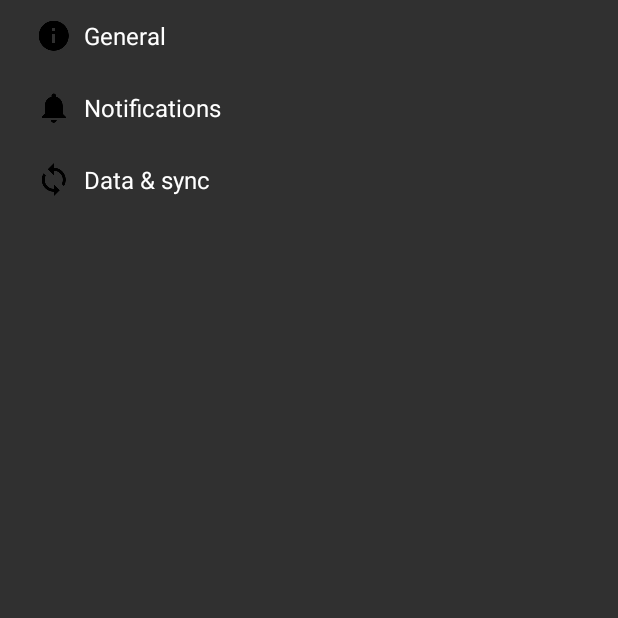
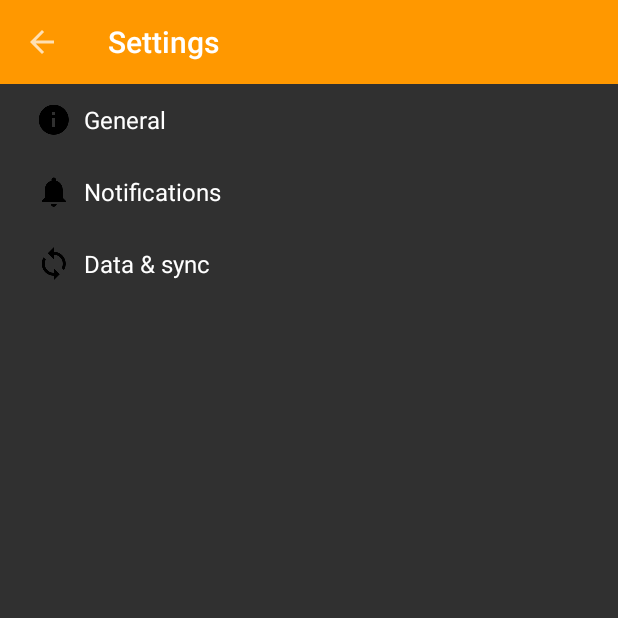
Before and after one commit to dexion/SalaryCounter, an Android app: the SettingsActivity screen opened directly, with no data from a screen before it, on a phone screen of 412 x 824 dp, the top half of it. Run offline under Robolectric (Android 15) with nearby library versions, the phone set to English and light mode, and no system bars; libraries missing offline, so code that uses them is left out: com.mikepenz.materialize; 1 statement that could not run was skipped.

Commit message:
Fix toolbar in settings activity

```diff
--- a/app/src/main/java/com/snake/salarycounter/activities/SettingsActivity.java
+++ b/app/src/main/java/com/snake/salarycounter/activities/SettingsActivity.java
@@ -17,10 +17,25 @@ import android.app.ActionBar;
 import android.preference.PreferenceFragment;
 import android.preference.PreferenceManager;
 import android.preference.RingtonePreference;
+import android.support.v7.widget.AppCompatCheckBox;
+import android.support.v7.widget.AppCompatCheckedTextView;
+import android.support.v7.widget.AppCompatEditText;
+import android.support.v7.widget.AppCompatRadioButton;
+import android.support.v7.widget.AppCompatSpinner;
+import android.support.v7.widget.Toolbar;
 import android.text.TextUtils;
+import android.util.AttributeSet;
+import android.util.TypedValue;
+import android.view.LayoutInflater;
 import android.view.MenuItem;
 import android.support.v4.app.NavUtils;
+import android.view.View;
+import android.view.ViewGroup;
+import android.widget.LinearLayout;
+import android.widget.ListView;
 
+
+import com.mikepenz.materialize.MaterializeBuilder;
 import com.snake.salarycounter.R;
 
 import java.util.List;
@@ -37,6 +52,82 @@ import java.util.List;
  * API Guide</a> for more information on developing a Settings UI.
  */
 public class SettingsActivity extends PreferenceActivity {
+
+    @Override
+    protected void onPostCreate(Bundle savedInstanceState) {
+        super.onPostCreate(savedInstanceState);
+        Toolbar bar;
+
+        if (Build.VERSION.SDK_INT >= Build.VERSION_CODES.ICE_CREAM_SANDWICH) {
+            LinearLayout root = (LinearLayout) findViewById(android.R.id.list).getParent().getParent().getParent();
+            bar = (Toolbar) LayoutInflater.from(this).inflate(R.layout.settings_toolbar, root, false);
+            root.addView(bar, 0); // insert at top
+
+            new MaterializeBuilder()
+                    .withActivity(this)
+                    .withTranslucentStatusBar(true)
+                    .withTranslucentStatusBarProgrammatically(true)
+                    .build();
+        } else {
+            ViewGroup root = (ViewGroup) findViewById(android.R.id.content);
+            ListView content = (ListView) root.getChildAt(0);
+
+            root.removeAllViews();
+
+            bar = (Toolbar) LayoutInflater.from(this).inflate(R.layout.settings_toolbar, root, false);
+
+
+            int height;
+            TypedValue tv = new TypedValue();
+            if (getTheme().resolveAttribute(R.attr.actionBarSize, tv, true)) {
+                height = TypedValue.complexToDimensionPixelSize(tv.data, getResources().getDisplayMetrics());
+            }else{
+                height = bar.getHeight();
+            }
+
+            content.setPadding(0, height, 0, 0);
+
+            root.addView(content);
+            root.addView(bar);
+        }
+
+        bar.setNavigationOnClickListener(new View.OnClickListener() {
+            @Override
+            public void onClick(View v) {
+                finish();
+            }
+        });
+    }
+
+    @Override
+    public View onCreateView(String name, Context context, AttributeSet attrs) {
+        // Allow super to try and create a view first
+        final View result = super.onCreateView(name, context, attrs);
+        if (result != null) {
+            return result;
+        }
+
+        if (Build.VERSION.SDK_INT < Build.VERSION_CODES.LOLLIPOP) {
+            // If we're running pre-L, we need to 'inject' our tint aware Views in place of the
+            // standard framework versions
+            switch (name) {
+                case "EditText":
+                    return new AppCompatEditText(this, attrs);
+                case "Spinner":
+                    return new AppCompatSpinner(this, attrs);
+                case "CheckBox":
+                    return new AppCompatCheckBox(this, attrs);
+                case "RadioButton":
+                    return new AppCompatRadioButton(this, attrs);
+                case "CheckedTextView":
+                    return new AppCompatCheckedTextView(this, attrs);
+            }
+        }
+
+        return null;
+    }
+
+
     /**
      * A preference value change listener that updates the preference's summary
      * to reflect its new value.
--- /dev/null
+++ b/app/src/main/res/layout/settings_toolbar.xml
@@ -0,0 +1,15 @@
+<?xml version="1.0" encoding="utf-8"?>
+<android.support.v7.widget.Toolbar
+    xmlns:android="http://schemas.android.com/apk/res/android"
+    xmlns:app="http://schemas.android.com/apk/res-auto"
+    android:id="@+id/toolbar"
+    android:layout_width="match_parent"
+    android:layout_height="wrap_content"
+    android:minHeight="?attr/actionBarSize"
+    android:background="?attr/colorPrimary"
+    app:theme="@style/ThemeOverlay.AppCompat.Dark.ActionBar"
+    app:popupTheme="@style/ThemeOverlay.AppCompat.Light"
+    app:navigationIcon="?attr/homeAsUpIndicator"
+    app:title="@string/action_settings"
+    app:navigationContentDescription="@string/abc_action_bar_up_description"
+    />
```
